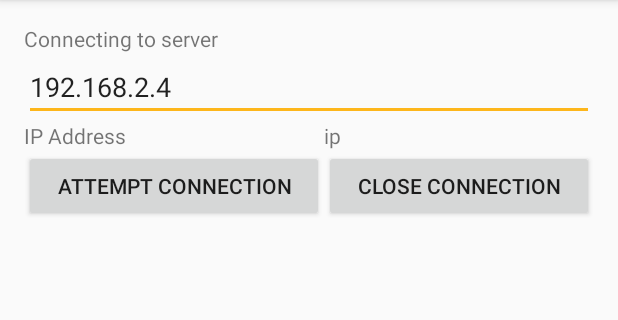
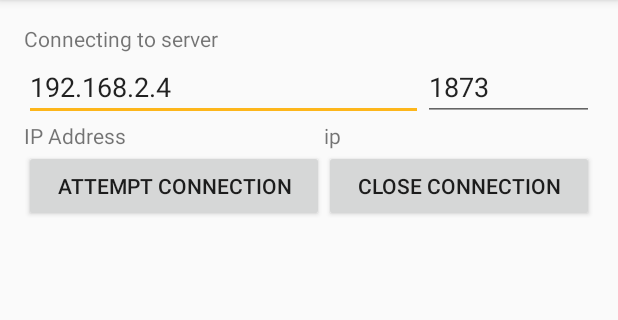
Before and after one commit to Tribler/app-to-app-communicator, an Android app: the screen it shows after launch (OverviewActivity), after a tap on "ATTEMPT CONNECTION", on a phone screen of 412 x 824 dp, the part 84-404 px from its top. Run offline under Robolectric (Android 15) with nearby library versions, the phone set to English and light mode, and no system bars; 1 statement that could not run was skipped.

Commit message:
Fix list updates, add port field

```diff
--- a/app/src/main/java/org/tribler/app_to_appcommunicator/OverviewActivity.java
+++ b/app/src/main/java/org/tribler/app_to_appcommunicator/OverviewActivity.java
@@ -26,7 +26,7 @@ import java.util.Observer;
 
 public class OverviewActivity extends AppCompatActivity {
 
-    final static int PORT = 1873;
+    final static int DEFAULT_PORT = 1873;
 
     private List<ServerTask> serverTasks;
     private List<ClientTask> clientTasks;
@@ -70,7 +70,7 @@ public class OverviewActivity extends AppCompatActivity {
 
         @Override
         public void update(Observable observable, Object data) {
-            peerConnectionListAdapter.notifyDataSetChanged();
+            updatePeerList();
         }
     }
 
@@ -120,19 +120,19 @@ public class OverviewActivity extends AppCompatActivity {
         public void onClick(View v) {
             setStatus("Connecting to server");
             String ipText = ((EditText) findViewById(R.id.ip_address_edit_text)).getText().toString();
+            String portText = ((EditText) findViewById(R.id.port_edit_text)).getText().toString();
+            int port = Integer.valueOf(portText);
             InetAddress destinationAddress;
             if (!isValidIp(ipText)) {
                 Toast.makeText(getApplicationContext(), "Not a valid IP address", Toast.LENGTH_LONG).show();
                 return;
             }
 
-            ClientTask clientTask = new ClientTask(ipText, PORT, new ClientTask.ClientConnectionCallback() {
+            ClientTask clientTask = new ClientTask(ipText, port, new ClientTask.ClientConnectionCallback() {
 
                 @Override
                 public void onConnection(PeerConnection connection) {
                     addPeerConnection(connection);
-                    connection.addObserver(peerConnectionObserver);
-                    System.out.println("Added " + connection);
                 }
             });
             clientTasks.add(clientTask);
@@ -145,6 +145,17 @@ public class OverviewActivity extends AppCompatActivity {
             @Override
             public void run() {
                 peers.add(connection);
+                peerConnectionListAdapter.notifyDataSetChanged();
+                connection.addObserver(peerConnectionObserver);
+                System.out.println("Added " + connection);
+            }
+        });
+    }
+
+    private void updatePeerList() {
+        new Handler(Looper.getMainLooper()).post(new Runnable() {
+            @Override
+            public void run() {
                 peerConnectionListAdapter.notifyDataSetChanged();
             }
         });
@@ -165,7 +176,7 @@ public class OverviewActivity extends AppCompatActivity {
 
     private void startServer() {
         setStatus("Starting server socket");
-        ServerTask serverTask = new ServerTask(PORT, new ServerTask.ServerConnectionListener() {
+        ServerTask serverTask = new ServerTask(DEFAULT_PORT, new ServerTask.ServerConnectionListener() {
             @Override
             public void onConnection(PeerConnection connection) {
                 addPeerConnection(connection);
--- a/app/src/main/res/layout/activity_overview.xml
+++ b/app/src/main/res/layout/activity_overview.xml
@@ -15,20 +15,38 @@
         android:layout_height="wrap_content"
         android:text="Hello World!" />
 
-    <EditText
-        android:id="@+id/ip_address_edit_text"
+    <LinearLayout
+        android:id="@+id/address_fields"
+        android:layout_below="@id/status_text"
         android:layout_width="match_parent"
-        android:layout_height="wrap_content"
-        android:layout_below="@id/status_text"
-        android:digits="0123456789."
-        android:inputType="phone"
-        android:text="192.168.2.4" />
+        android:layout_height="wrap_content">
+
+        <EditText
+            android:id="@+id/ip_address_edit_text"
+            android:layout_width="0dp"
+            android:layout_height="wrap_content"
+            android:layout_weight="0.7"
+            android:digits="0123456789."
+            android:inputType="phone"
+            android:text="192.168.2.4" />
+
+        <EditText
+            android:id="@+id/port_edit_text"
+            android:layout_width="0dp"
+            android:layout_height="wrap_content"
+            android:layout_weight="0.3"
+            android:width="0dp"
+            android:digits="0123456789."
+            android:inputType="phone"
+            android:text="1873" />
+
+    </LinearLayout>
 
     <TableLayout
         android:id="@+id/overviewButtons"
         android:layout_width="match_parent"
         android:layout_height="wrap_content"
-        android:layout_below="@id/ip_address_edit_text">
+        android:layout_below="@id/address_fields">
 
         <TableRow>
 
```
Also changed, not shown: app/src/main/java/org/tribler/app_to_appcommunicator/PeerConnection.java (+8 -5 lines).
